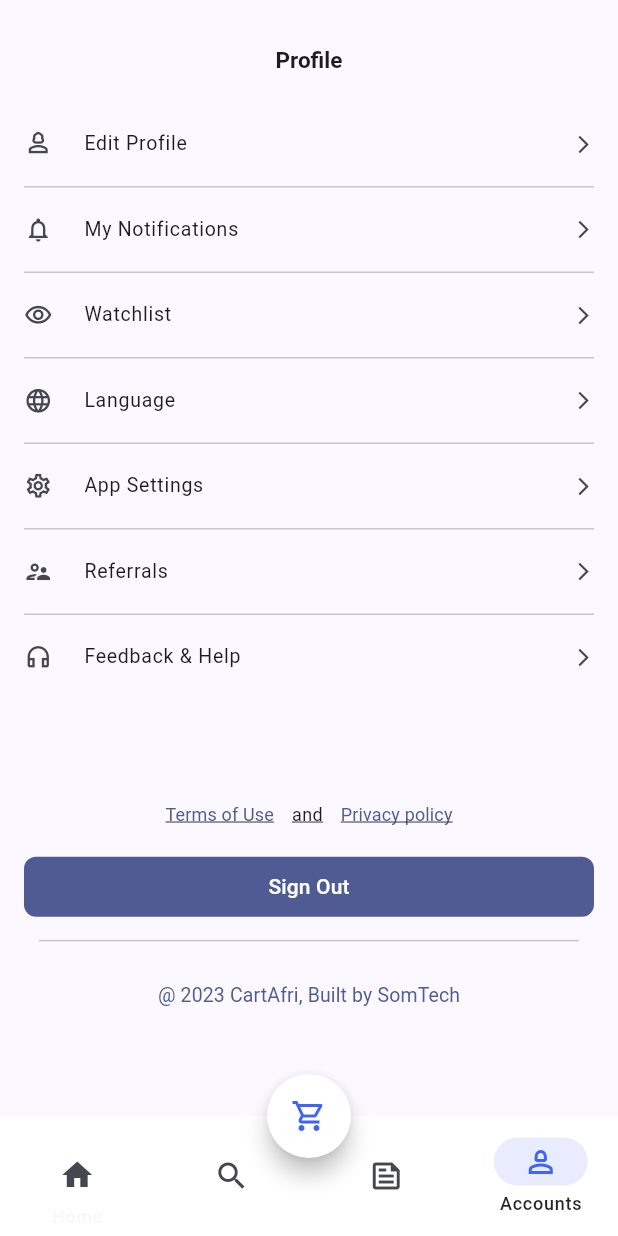
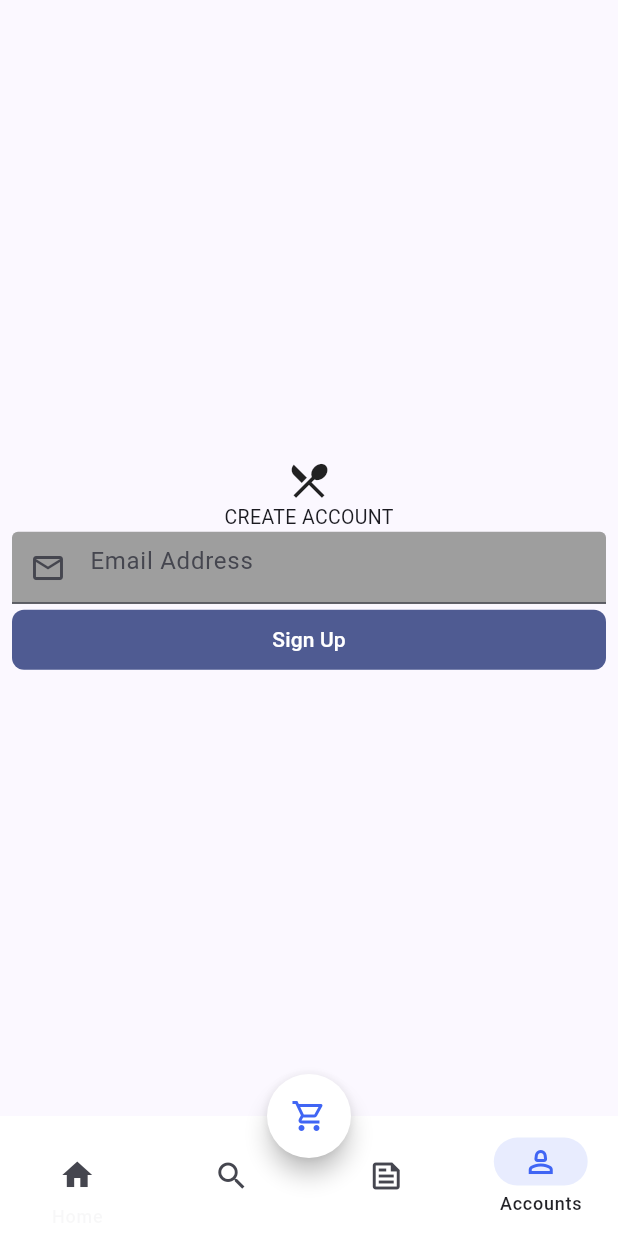
Before and after one commit to mhista/cartAfri, a Flutter app: the screen it shows after launch, item 4 of the bottom bar chosen, on a phone screen of 412 x 824 dp. Run offline on Flutter 3.47's test engine with Material 3 defaults, Android fonts, the phone set to English and light mode, and no system bars; our stand-ins replace flutter_riverpod.

Commit message:
work on ligin page

```diff
--- a/lib/core/commons/reusables.dart
+++ b/lib/core/commons/reusables.dart
@@ -209,3 +209,24 @@ class AuthIcons extends StatelessWidget {
     return Icon(authIcon, size: 30);
   }
 }
+
+// Expanded Flat Button
+class ExpandedButton extends StatelessWidget {
+  final Function()? onpress;
+  final String title;
+
+  const ExpandedButton({super.key, required this.onpress, required this.title});
+
+  @override
+  Widget build(BuildContext context) {
+    return SizedBox(
+      width: double.infinity,
+      child: FilledButton(
+          onPressed: onpress,
+          style: FilledButton.styleFrom(
+              shape: RoundedRectangleBorder(
+                  borderRadius: BorderRadius.circular(8.0))),
+          child: Text(title)),
+    );
+  }
+}
--- a/lib/screens/AppScreen.dart
+++ b/lib/screens/AppScreen.dart
@@ -3,6 +3,7 @@
 import 'package:cartafri/screens/account-settings.dart';
 import 'package:cartafri/screens/cart.dart';
 import 'package:cartafri/screens/home.dart';
+import 'package:cartafri/screens/login_screen.dart';
 import 'package:cartafri/screens/search_page.dart';
 import 'package:flutter/material.dart';
 
@@ -31,7 +32,7 @@
             AppHomePage(),
             ColumnWidget(children: SearchPageWidget().widgetList()),
             CartPage(),
-            AccountPage()
+            LoginPage()
           ][currentPageIndex],
         ),
       ),
--- a/lib/screens/account-settings.dart
+++ b/lib/screens/account-settings.dart
@@ -56,19 +56,9 @@ class _AccountPageState extends State<AccountPage> {
                   onPressed: () {},
                   child: Text('Privacy policy', style: kSmallFont)),
             ]),
-            SizedBox(
-              width: double.infinity,
-              child: FilledButton(
-                  onPressed: () {},
-                  style: FilledButton.styleFrom(
-                      shape: RoundedRectangleBorder(
-                          borderRadius: BorderRadius.circular(8.0))),
-                  child: const Text('Sign Out')),
-            ),
-
-            Padding(
-              padding:
-                  const EdgeInsets.symmetric(horizontal: 10.0, vertical: 12.0),
+            ExpandedButton(onpress: () {}, title: 'Sign Out'),
+            const Padding(
+              padding: EdgeInsets.symmetric(horizontal: 10.0, vertical: 12.0),
               child: Divider(
                 height: 0.5,
               ),
--- a/lib/screens/login_screen.dart
+++ b/lib/screens/login_screen.dart
@@ -1,21 +1,38 @@
-// import "package:cartafri/core/commons/reusables.dart";
-// import "package:cartafri/core/constants/constants.dart";
-// import "package:flutter/material.dart";
+import "package:cartafri/core/commons/reusables.dart";
+import "package:cartafri/core/constants/constants.dart";
+import "package:flutter/material.dart";
 
-// class LoginPage extends StatelessWidget {
-//   const LoginPage({super.key});
+class LoginPage extends StatelessWidget {
+  const LoginPage({super.key});
 
-//   @override
-//   Widget build(BuildContext context) {
-//     return Scaffold(
-//       body: Column(
-//         mainAxisAlignment: MainAxisAlignment.center,
-//         children: [
-//           AuthIcons(authIcon: Icons.local_dining_outlined)
-//           Text('CREATE ACCOUNT', style: kMediumFont,)
-
-//         ],
-//       ),
-//     );
-//   }
-// }
+  @override
+  Widget build(BuildContext context) {
+    return const Scaffold(
+      body: Center(
+        child: Column(
+          mainAxisAlignment: MainAxisAlignment.center,
+          children: [
+            AuthIcons(authIcon: Icons.local_dining_outlined),
+            Text(
+              'CREATE ACCOUNT',
+              style: kMediumFont,
+            ),
+            TextField(
+              keyboardType: TextInputType.emailAddress,
+              decoration: InputDecoration(
+                  hintText: 'Email Address',
+                  prefixIcon: Icon(Icons.mail_outline),
+                  filled: true,
+                  fillColor: Colors.grey,
+                  focusedBorder: OutlineInputBorder(
+                    borderSide: BorderSide.none,
+                    borderRadius: BorderRadius.all(Radius.circular(10.0)),
+                  )),
+            ),
+            ExpandedButton(onpress: () {}, title: 'Sign Up')
+          ],
+        ),
+      ),
+    );
+  }
+}
```
